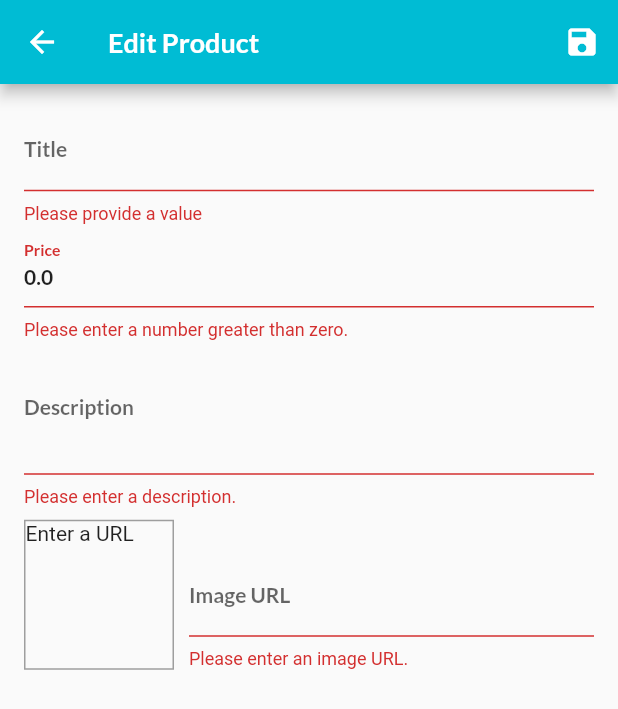
After one commit to HaMinhThien-IT/iWarden, a Flutter app: the EditProductScreen screen opened by its route, after a tap on the "save" icon, on a phone screen of 412 x 824 dp. The commit adds this screen. Shown: the top 709 px of the screen. Run offline on Flutter 3.47's test engine with Material 2 defaults, Android fonts, the phone set to English and light mode, and no system bars; missing offline and left inert: dart:ffi; network calls fail.

Commit message:
crud product

```diff
--- a/lib/main.dart
+++ b/lib/main.dart
@@ -1,5 +1,7 @@
 import 'package:flutter/material.dart';
 import 'package:provider/provider.dart';
+import './screens/edit_product_screen.dart';
+import './screens/user_product_screen.dart';
 import './providers/order.dart';
 import './screens/products_overview_screen.dart';
 import './screens/product_detail_screen.dart';
@@ -49,7 +51,9 @@ class MyApp extends StatelessWidget {
         routes: {
           ProductDetailScreen.routerName: (ctx) => const ProductDetailScreen(),
           CartScreen.routeName: (ctx) => const CartScreen(),
-          OrderScreen.routeName: (ctx) => const OrderScreen()
+          OrderScreen.routeName: (ctx) => const OrderScreen(),
+          UserProductScreen.routeName: (ctx) => const UserProductScreen(),
+          EditProductScreen.routeName: (ctx) => const EditProductScreen()
         },
       ),
     );
--- a/lib/providers/products.dart
+++ b/lib/providers/products.dart
@@ -51,8 +51,33 @@ class Products with ChangeNotifier {
     return _items.firstWhere((item) => item.id == id);
   }
 
-  void addProduct() {
+  void addProduct(Product product) {
     // _items.add(value);
+    print("add");
+    final newProduct = Product(
+      id: DateTime.now().toString(),
+      title: product.title,
+      description: product.description,
+      imageUrl: product.imageUrl,
+      price: product.price,
+    );
+    _items.add(newProduct);
+    // _items.insert(0, newProduct);
+    notifyListeners();
+  }
+
+  void updateProduct(String id, Product newProduct) {
+    final productIndex = _items.indexWhere((element) => element.id == id);
+    print("edit");
+    if (productIndex >= 0) {
+      _items[productIndex] = newProduct;
+      notifyListeners();
+    } else {}
+  }
+
+  void deleteProduct(String id) {
+    print("remove " + id);
+    _items.removeWhere((element) => element.id == id);
     notifyListeners();
   }
 }
--- /dev/null
+++ b/lib/screens/edit_product_screen.dart
@@ -0,0 +1,256 @@
+import 'package:flutter/material.dart';
+import 'package:provider/provider.dart';
+import '../providers/product.dart';
+import '../providers/products.dart';
+
+class EditProductScreen extends StatefulWidget {
+  const EditProductScreen({Key? key}) : super(key: key);
+  static const routeName = '/edit-product';
+  @override
+  State<EditProductScreen> createState() => _EditProductScreenState();
+}
+
+class _EditProductScreenState extends State<EditProductScreen> {
+  final _priceFocusNode = FocusNode();
+  final _descriptionFocusNode = FocusNode();
+  final _imageURLController = TextEditingController();
+  final _imageURLFocusNode = FocusNode();
+  final _form = GlobalKey<FormState>();
+  var _editedProduct =
+      Product(id: '', title: '', description: '', imageUrl: '', price: 0);
+  var _initValues = {
+    'title': '',
+    'description': '',
+    'price': '',
+    'imageUrl': '',
+  };
+  var _isInit = true;
+  @override
+  void initState() {
+    _imageURLFocusNode.addListener(() {
+      _updateImage();
+    });
+    super.initState();
+  }
+
+  @override
+  void dispose() {
+    _imageURLFocusNode.removeListener(() {
+      _updateImage();
+    });
+    _priceFocusNode.dispose();
+    _descriptionFocusNode.dispose();
+    _imageURLController.dispose();
+    _imageURLFocusNode.dispose();
+    super.dispose();
+  }
+
+  @override
+  void didChangeDependencies() {
+    if (_isInit) {
+      final args = ModalRoute.of(context)!.settings.arguments;
+      if (args != null) {
+        final productId = args.toString();
+        _editedProduct =
+            Provider.of<Products>(context, listen: false).findById(productId);
+        print(_editedProduct.title);
+      }
+    }
+    _initValues = {
+      'title': _editedProduct.title,
+      'description': _editedProduct.description,
+      'price': _editedProduct.price.toString(),
+      'imageUrl': '',
+    };
+    _imageURLController.text = _editedProduct.imageUrl;
+    _isInit = false;
+    super.didChangeDependencies();
+  }
+
+  void _updateImage() {
+    if (!_imageURLFocusNode.hasFocus) {
+      if ((!_imageURLController.text.startsWith('http') &&
+              !_imageURLController.text.startsWith('https')) ||
+          (!_imageURLController.text.endsWith('.png') &&
+              !_imageURLController.text.endsWith('.jpg') &&
+              !_imageURLController.text.endsWith('.jpeg'))) {
+        return;
+      }
+      setState(() {});
+    }
+  }
+
+  void _saveForm() {
+    final isValid = _form.currentState!.validate();
+    if (!isValid) {
+      return;
+    }
+    _form.currentState!.save();
+    print("ahohohoh : " + _editedProduct.id);
+    if (_editedProduct.id.isEmpty) {
+      Provider.of<Products>(context, listen: false).addProduct(_editedProduct);
+    } else {
+      Provider.of<Products>(context, listen: false)
+          .updateProduct(_editedProduct.id, _editedProduct);
+    }
+
+    Navigator.of(context).pop();
+  }
+
+  @override
+  Widget build(BuildContext context) {
+    return Scaffold(
+      appBar: AppBar(
+        title: const Text('Edit Product'),
+        actions: <Widget>[
+          IconButton(onPressed: _saveForm, icon: const Icon(Icons.save))
+        ],
+      ),
+      body: Padding(
+        padding: const EdgeInsets.all(16),
+        child: Form(
+          key: _form,
+          child: ListView(
+            children: <Widget>[
+              TextFormField(
+                initialValue: _initValues['title'],
+                decoration: const InputDecoration(labelText: "Title"),
+                textInputAction: TextInputAction.next,
+                onFieldSubmitted: (_) {
+                  FocusScope.of(context).requestFocus(_priceFocusNode);
+                },
+                onSaved: (value) {
+                  _editedProduct = Product(
+                      id: _editedProduct.id,
+                      title: value as String,
+                      description: _editedProduct.description,
+                      imageUrl: _editedProduct.imageUrl,
+                      isFavorite: _editedProduct.isFavorite,
+                      price: _editedProduct.price);
+                },
+                validator: (value) {
+                  if (value == null || value.isEmpty) {
+                    return 'Please provide a value';
+                  }
+                  return null;
+                },
+              ),
+              TextFormField(
+                initialValue: _initValues['price'],
+                decoration: const InputDecoration(labelText: "Price"),
+                textInputAction: TextInputAction.next,
+                keyboardType: TextInputType.number,
+                focusNode: _priceFocusNode,
+                onFieldSubmitted: (_) {
+                  FocusScope.of(context).requestFocus(_descriptionFocusNode);
+                },
+                validator: (value) {
+                  if (value == null || value.isEmpty) {
+                    return 'Please enter a price.';
+                  }
+                  if (double.tryParse(value) == null) {
+                    return 'Please enter a valid number.';
+                  }
+                  if (double.parse(value) <= 0) {
+                    return 'Please enter a number greater than zero.';
+                  }
+                  return null;
+                },
+                onSaved: (value) {
+                  _editedProduct = Product(
+                      id: _editedProduct.id,
+                      title: _editedProduct.title,
+                      isFavorite: _editedProduct.isFavorite,
+                      description: _editedProduct.description,
+                      imageUrl: _editedProduct.imageUrl,
+                      price: double.parse(value as String));
+                },
+              ),
+              TextFormField(
+                initialValue: _initValues['description'],
+                decoration: const InputDecoration(labelText: "Description"),
+                maxLines: 3,
+                keyboardType: TextInputType.multiline,
+                focusNode: _descriptionFocusNode,
+                validator: (value) {
+                  if (value == null || value.isEmpty) {
+                    return 'Please enter a description.';
+                  }
+                  if (value.length < 10) {
+                    return 'Should be at least 10 characters long.';
+                  }
+                  return null;
+                },
+                onSaved: (value) {
+                  _editedProduct = Product(
+                      id: _editedProduct.id,
+                      title: _editedProduct.title,
+                      description: value as String,
+                      isFavorite: _editedProduct.isFavorite,
+                      imageUrl: _editedProduct.imageUrl,
+                      price: _editedProduct.price);
+                },
+              ),
+              Row(
+                crossAxisAlignment: CrossAxisAlignment.end,
+                children: <Widget>[
+                  Container(
+                    height: 100,
+                    width: 100,
+                    margin: const EdgeInsets.only(top: 8, right: 10),
+                    decoration: BoxDecoration(
+                        border: Border.all(width: 1, color: Colors.grey)),
+                    child: _imageURLController.text.isEmpty
+                        ? const Text('Enter a URL')
+                        : FittedBox(
+                            child: Image.network(
+                              _imageURLController.text,
+                              fit: BoxFit.cover,
+                            ),
+                          ),
+                  ),
+                  Expanded(
+                    child: TextFormField(
+                      decoration: const InputDecoration(labelText: 'Image URL'),
+                      keyboardType: TextInputType.url,
+                      textInputAction: TextInputAction.done,
+                      controller: _imageURLController,
+                      focusNode: _imageURLFocusNode,
+                      onFieldSubmitted: (_) {
+                        _saveForm();
+                      },
+                      validator: (value) {
+                        if (value == null || value.isEmpty) {
+                          return 'Please enter an image URL.';
+                        }
+                        if (!value.startsWith('http') &&
+                            !value.startsWith('https')) {
+                          return 'Please enter a valid URL.';
+                        }
+                        if (!value.endsWith('.png') &&
+                            !value.endsWith('.jpg') &&
+                            !value.endsWith('.jpeg')) {
+                          return 'Please enter a valid image URL.';
+                        }
+                        return null;
+                      },
+                      onSaved: (value) {
+                        _editedProduct = Product(
+                            id: _editedProduct.id,
+                            title: _editedProduct.title,
+                            isFavorite: _editedProduct.isFavorite,
+                            description: _editedProduct.description,
+                            imageUrl: value as String,
+                            price: _editedProduct.price);
+                      },
+                    ),
+                  ),
+                ],
+              ),
+            ],
+          ),
+        ),
+      ),
+    );
+  }
+}
--- a/lib/screens/products_overview_screen.dart
+++ b/lib/screens/products_overview_screen.dart
@@ -69,7 +69,7 @@ class _ProductsOverviewScreenState extends State<ProductsOverviewScreen> {
           )),
         ),
       ),
-      drawer: AppDrawer(),
+      drawer: const AppDrawer(),
       body: ProductsGrid(showFavorite: _showFavoritesOnly),
     );
   }
--- a/lib/widgets/app_drawer.dart
+++ b/lib/widgets/app_drawer.dart
@@ -1,5 +1,6 @@
 import 'package:flutter/material.dart';
-import 'package:shop_app/screens/order_screen.dart';
+import '../screens/order_screen.dart';
+import '../screens/user_product_screen.dart';
 
 class AppDrawer extends StatelessWidget {
   const AppDrawer({Key? key}) : super(key: key);
@@ -35,6 +36,14 @@ class AppDrawer extends StatelessWidget {
             Navigator.of(context).pushReplacementNamed(OrderScreen.routeName);
           },
         ),
+        ListTile(
+          leading: const Icon(Icons.edit),
+          title: const Text('Manage Products'),
+          onTap: () {
+            Navigator.of(context)
+                .pushReplacementNamed(UserProductScreen.routeName);
+          },
+        ),
       ]),
     );
   }
--- /dev/null
+++ b/lib/widgets/user_product_item.dart
@@ -0,0 +1,44 @@
+import 'package:flutter/material.dart';
+import 'package:provider/provider.dart';
+import '../providers/products.dart';
+import '../screens/edit_product_screen.dart';
+import '../providers/product.dart';
+
+class UserProductItem extends StatelessWidget {
+  final Product product;
+  const UserProductItem({
+    Key? key,
+    required this.product,
+  }) : super(key: key);
+
+  @override
+  Widget build(BuildContext context) {
+    return ListTile(
+      title: Text(product.title),
+      leading: CircleAvatar(
+        backgroundImage: NetworkImage(product.imageUrl),
+      ),
+      trailing: SizedBox(
+        width: 100,
+        child: Row(children: <Widget>[
+          IconButton(
+            onPressed: () {
+              Navigator.of(context).pushNamed(EditProductScreen.routeName,
+                  arguments: product.id);
+            },
+            icon: const Icon(Icons.edit),
+            color: Theme.of(context).colorScheme.primary,
+          ),
+          IconButton(
+            onPressed: () {
+              Provider.of<Products>(context, listen: false)
+                  .deleteProduct(product.id);
+            },
+            icon: const Icon(Icons.delete),
+            color: Theme.of(context).colorScheme.error,
+          )
+        ]),
+      ),
+    );
+  }
+}
```
Also changed, not shown: lib/screens/user_product_screen.dart (added, +50 -0 lines).
